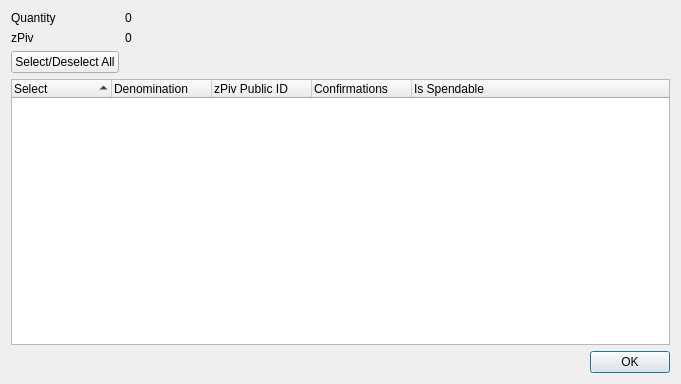
Above: divi/src/qt/forms/zpivcontroldialog.ui from DiviDomains/PrivateDivi before the change. Below: the same form after it.
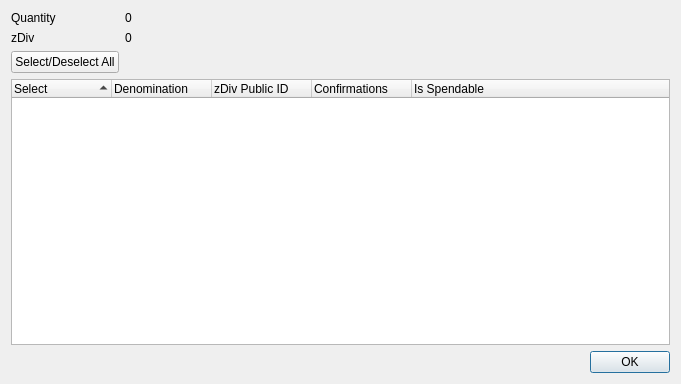
That is the form after the change.

```diff
--- a/divi/src/qt/forms/zpivcontroldialog.ui
+++ b/divi/src/qt/forms/zpivcontroldialog.ui
@@ -42,7 +42,7 @@
      <item row="1" column="0">
       <widget class="QLabel" name="labelZPiv">
        <property name="text">
-        <string>zPiv</string>
+        <string>zDiv</string>
        </property>
       </widget>
      </item>
@@ -96,7 +96,7 @@
        </column>
        <column>
         <property name="text">
-         <string notr="true">zPiv Public ID</string>
+         <string notr="true">zDiv Public ID</string>
         </property>
        </column>
        <column>
```
Left out of the diff: 2 changed lines with no effect on the pictures.
